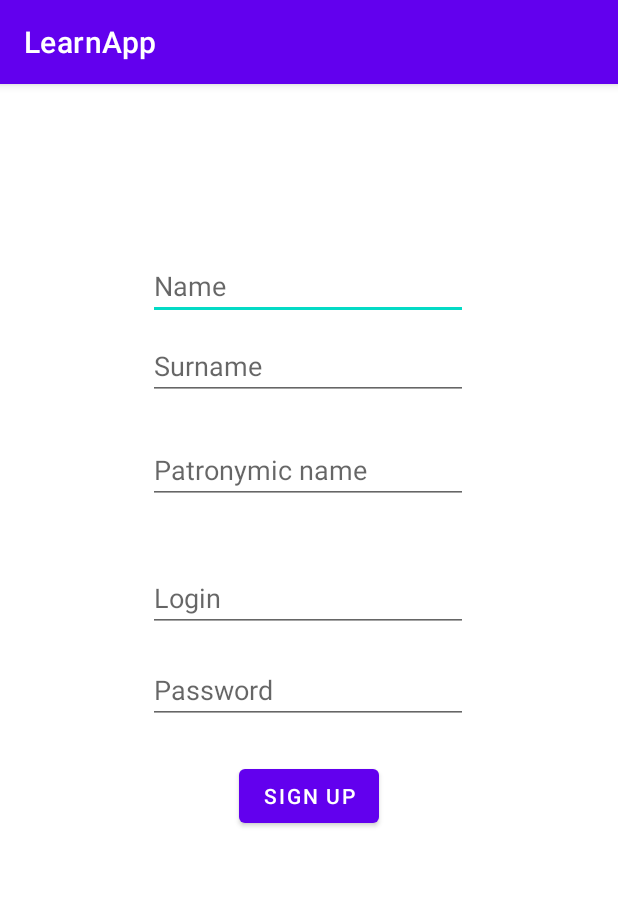
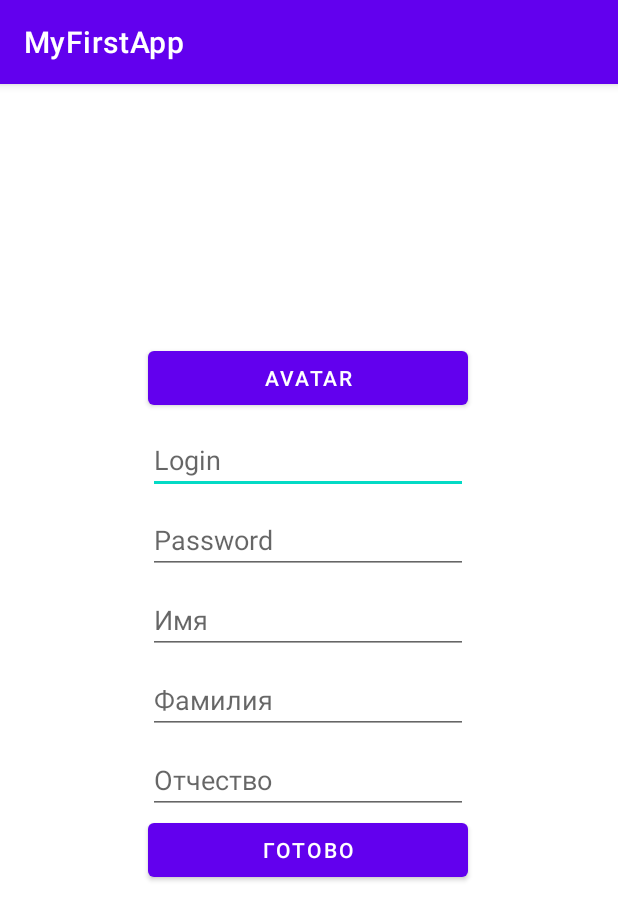
Before and after one commit to TOWj/KotlinSignTest, an Android app: the screen it shows after launch (RegistrationActivity before the commit, SignInUpAct after it), after a tap on "SIGN UP", on a phone screen of 412 x 824 dp. Shown: the top 920 px of the screen. Run offline under Robolectric (Android 15) with nearby library versions, the light colour scheme and no system bars; 1 other tap on this screen came first.

Commit message:
Change all

```diff
--- a/app/src/main/AndroidManifest.xml
+++ b/app/src/main/AndroidManifest.xml
@@ -14,7 +14,7 @@
         android:theme="@style/Theme.LearnApp"
         tools:targetApi="31" >
         <activity
-            android:name=".RegistrationActivity"
+            android:name=".SignInUpAct"
             android:exported="false" />
         <activity
             android:name=".MainActivity"
--- a/app/src/main/java/com/example/learnapp/RegistrationActivity.kt
+++ /dev/null
@@ -1,76 +0,0 @@
-package com.example.learnapp
-
-import android.app.Activity
-import android.content.Intent
-import androidx.appcompat.app.AppCompatActivity
-import android.os.Bundle
-import android.view.View
-import com.example.learnapp.databinding.ActivityRegistrationBinding
-
-class RegistrationActivity : AppCompatActivity() {
-
-    private lateinit var binding: ActivityRegistrationBinding
-    private lateinit var message: String
-
-
-    private var name: String = "default"
-    private var surname: String = "default"
-    private var patron: String = "default"
-    private lateinit var login: String
-    private lateinit var password: String
-
-    override fun onCreate(savedInstanceState: Bundle?) {
-        super.onCreate(savedInstanceState)
-
-        binding = ActivityRegistrationBinding.inflate(layoutInflater)
-        setContentView(binding.root)
-
-        message = intent.getStringExtra("keyword").toString()
-
-        if (message == "signIn") {
-            //if entering
-            binding.registrationBt.text = getString(R.string.sign_in)
-            binding.nameEt.visibility = View.INVISIBLE
-            binding.surnameEt.visibility = View.INVISIBLE
-            binding.patronicNameEt.visibility = View.INVISIBLE
-        } else if (message == "signUp") {
-            //if registry
-            binding.registrationBt.text = getString(R.string.sign_up)
-        }
-
-    }
-
-    fun onClickButton(view: View) {
-        val intent = Intent(this, MainActivity::class.java)
-        if (message == "signIn") {
-            //if entering
-
-            if (login == binding.loginEt.text.toString() && password == binding.passwordEt.text.toString()) {
-                intent.putExtra("name", name)
-                intent.putExtra("surname", surname)
-                intent.putExtra("patron", patron)
-                setResult(RESULT_OK, intent)
-            } else {
-                setResult(RESULT_CANCELED, intent)
-            }
-        } else if (message == "signUp") {
-            //if registry
-            name = binding.nameEt.text.toString()
-            surname = binding.surnameEt.text.toString()
-            patron = binding.patronicNameEt.text.toString()
-            login = binding.loginEt.text.toString()
-            password = binding.passwordEt.text.toString()
-            setResult(RESULT_OK, intent)
-            intent.putExtra("name", name)
-            intent.putExtra("surname", surname)
-            intent.putExtra("patron", patron)
-            intent.putExtra("login", login)
-            intent.putExtra("password", password)
-            finish()
-        } else {
-            setResult(Activity.RESULT_CANCELED, intent)
-            finish()
-        }
-        finish()
-    }
-}
--- /dev/null
+++ b/app/src/main/java/com/example/learnapp/SignInUpAct.kt
@@ -0,0 +1,65 @@
+package com.example.learnapp
+
+import android.content.Intent
+import androidx.appcompat.app.AppCompatActivity
+import android.os.Bundle
+import android.view.View
+import androidx.core.view.isVisible
+import com.example.learnapp.databinding.ActivitySignUpInBinding
+
+
+class SignInUpAct : AppCompatActivity() {
+    lateinit var bindingClass: ActivitySignUpInBinding
+    private var signState = "empty"
+
+    override fun onCreate(savedInstanceState: Bundle?) {
+        super.onCreate(savedInstanceState)
+        bindingClass = ActivitySignUpInBinding.inflate(layoutInflater)
+        setContentView(bindingClass.root)
+
+        signState = intent.getStringExtra(Constance.SIGN_STATE)!!
+        if(signState == Constance.SIGN_IN_STATE){
+
+            bindingClass.edName.visibility = View.GONE
+            bindingClass.edName2.visibility = View.GONE
+            bindingClass.edName3.visibility = View.GONE
+            bindingClass.bAvatar.visibility = View.INVISIBLE
+
+        }
+
+    }
+
+    fun onClickDone(view: View){
+
+        if(signState == Constance.SIGN_UP_STATE){
+
+            val intent = Intent()
+            intent.putExtra(Constance.LOGIN, bindingClass.edLogin.text.toString())
+            intent.putExtra(Constance.PASSWORD, bindingClass.edPassword.text.toString())
+            intent.putExtra(Constance.NAME, bindingClass.edName.text.toString())
+            intent.putExtra(Constance.NAME2, bindingClass.edName2.text.toString())
+            intent.putExtra(Constance.NAME3, bindingClass.edName3.text.toString())
+            if(bindingClass.imAvatar.isVisible)intent.putExtra(Constance.AVATAR_ID, R.drawable.one)
+            setResult(RESULT_OK, intent)
+            finish()
+
+        } else if(signState == Constance.SIGN_IN_STATE){
+
+            intent.putExtra(Constance.LOGIN, bindingClass.edLogin.text.toString())
+            intent.putExtra(Constance.PASSWORD, bindingClass.edPassword.text.toString())
+            setResult(RESULT_OK, intent)
+            finish()
+
+        }
+
+    }
+
+    fun onClickAvatar(view: View){
+
+        bindingClass.imAvatar.visibility = View.VISIBLE
+
+    }
+
+
+
+}
--- a/app/src/main/res/layout/activity_registration.xml
+++ /dev/null
@@ -1,86 +0,0 @@
-<?xml version="1.0" encoding="utf-8"?>
-<androidx.constraintlayout.widget.ConstraintLayout xmlns:android="http://schemas.android.com/apk/res/android"
-    xmlns:app="http://schemas.android.com/apk/res-auto"
-    xmlns:tools="http://schemas.android.com/tools"
-    android:layout_width="match_parent"
-    android:layout_height="match_parent"
-    tools:context=".RegistrationActivity">
-
-    <EditText
-        android:id="@+id/name_et"
-        android:layout_width="wrap_content"
-        android:layout_height="wrap_content"
-        android:layout_marginTop="112dp"
-        android:ems="10"
-        android:hint="Name"
-        android:inputType="textPersonName"
-        app:layout_constraintEnd_toEndOf="parent"
-        app:layout_constraintHorizontal_bias="0.497"
-        app:layout_constraintStart_toStartOf="parent"
-        app:layout_constraintTop_toTopOf="parent" />
-
-    <Button
-        android:id="@+id/registration_bt"
-        android:layout_width="wrap_content"
-        android:layout_height="wrap_content"
-        android:layout_marginTop="24dp"
-        android:onClick="onClickButton"
-        android:text="Register"
-        app:layout_constraintEnd_toEndOf="parent"
-        app:layout_constraintHorizontal_bias="0.501"
-        app:layout_constraintStart_toStartOf="parent"
-        app:layout_constraintTop_toBottomOf="@+id/password_et" />
-
-    <EditText
-        android:id="@+id/patronic_name_et"
-        android:layout_width="wrap_content"
-        android:layout_height="wrap_content"
-        android:layout_marginTop="24dp"
-        android:ems="10"
-        android:hint="Patronymic name"
-        android:inputType="textPersonName"
-        app:layout_constraintEnd_toEndOf="@+id/surname_et"
-        app:layout_constraintHorizontal_bias="0.0"
-        app:layout_constraintStart_toStartOf="@+id/surname_et"
-        app:layout_constraintTop_toBottomOf="@+id/surname_et" />
-
-    <EditText
-        android:id="@+id/login_et"
-        android:layout_width="wrap_content"
-        android:layout_height="wrap_content"
-        android:layout_marginTop="40dp"
-        android:ems="10"
-        android:hint="Login"
-        android:inputType="textPersonName"
-        app:layout_constraintEnd_toEndOf="@+id/patronic_name_et"
-        app:layout_constraintHorizontal_bias="0.0"
-        app:layout_constraintStart_toStartOf="@+id/patronic_name_et"
-        app:layout_constraintTop_toBottomOf="@+id/patronic_name_et" />
-
-    <EditText
-        android:id="@+id/password_et"
-        android:layout_width="wrap_content"
-        android:layout_height="wrap_content"
-        android:layout_marginTop="16dp"
-        android:ems="10"
-        android:hint="Password"
-        android:inputType="textPersonName"
-        app:layout_constraintEnd_toEndOf="@+id/login_et"
-        app:layout_constraintHorizontal_bias="0.0"
-        app:layout_constraintStart_toStartOf="@+id/login_et"
-        app:layout_constraintTop_toBottomOf="@+id/login_et" />
-
-    <EditText
-        android:id="@+id/surname_et"
-        android:layout_width="wrap_content"
-        android:layout_height="wrap_content"
-        android:layout_marginTop="8dp"
-        android:ems="10"
-        android:hint="Surname"
-        android:inputType="textPersonName"
-        app:layout_constraintEnd_toEndOf="@+id/name_et"
-        app:layout_constraintHorizontal_bias="0.0"
-        app:layout_constraintStart_toStartOf="@+id/name_et"
-        app:layout_constraintTop_toBottomOf="@+id/name_et" />
-
-</androidx.constraintlayout.widget.ConstraintLayout>
--- /dev/null
+++ b/app/src/main/res/layout/activity_sign_up_in.xml
@@ -0,0 +1,104 @@
+<?xml version="1.0" encoding="utf-8"?>
+<androidx.constraintlayout.widget.ConstraintLayout xmlns:android="http://schemas.android.com/apk/res/android"
+    xmlns:app="http://schemas.android.com/apk/res-auto"
+    xmlns:tools="http://schemas.android.com/tools"
+    android:layout_width="match_parent"
+    android:layout_height="match_parent"
+    tools:context=".SignInUpAct">
+
+    <ImageView
+        android:id="@+id/imAvatar"
+        android:layout_width="100dp"
+        android:layout_height="100dp"
+        android:layout_marginTop="72dp"
+        android:visibility="invisible"
+        app:layout_constraintEnd_toEndOf="parent"
+        app:layout_constraintHorizontal_bias="0.498"
+        app:layout_constraintStart_toStartOf="parent"
+        app:layout_constraintTop_toTopOf="parent"
+        app:srcCompat="@drawable/one" />
+
+    <Button
+        android:id="@+id/bAvatar"
+        android:layout_width="0dp"
+        android:layout_height="wrap_content"
+        android:onClick="onClickAvatar"
+        android:text="@string/avatar"
+        android:visibility="visible"
+        app:layout_constraintEnd_toEndOf="@+id/edLogin"
+        app:layout_constraintStart_toStartOf="@+id/edLogin"
+        app:layout_constraintTop_toBottomOf="@+id/imAvatar" />
+
+    <EditText
+        android:id="@+id/edLogin"
+        android:layout_width="wrap_content"
+        android:layout_height="wrap_content"
+        android:layout_marginTop="8dp"
+        android:ems="10"
+        android:hint="@string/login"
+        android:inputType="textPersonName"
+        app:layout_constraintEnd_toEndOf="@+id/imAvatar"
+        app:layout_constraintStart_toStartOf="@+id/imAvatar"
+        app:layout_constraintTop_toBottomOf="@+id/bAvatar" />
+
+    <EditText
+        android:id="@+id/edPassword"
+        android:layout_width="wrap_content"
+        android:layout_height="wrap_content"
+        android:layout_marginTop="8dp"
+        android:ems="10"
+        android:hint="@string/password"
+        android:inputType="textPassword"
+        app:layout_constraintEnd_toEndOf="@+id/edLogin"
+        app:layout_constraintStart_toStartOf="@+id/edLogin"
+        app:layout_constraintTop_toBottomOf="@+id/edLogin" />
+
+    <EditText
+        android:id="@+id/edName"
+        android:layout_width="wrap_content"
+        android:layout_height="wrap_content"
+        android:layout_marginTop="8dp"
+        android:ems="10"
+        android:hint="@string/name"
+        android:inputType="textPersonName"
+        android:visibility="visible"
+        app:layout_constraintEnd_toEndOf="@+id/edPassword"
+        app:layout_constraintStart_toStartOf="@+id/edPassword"
+        app:layout_constraintTop_toBottomOf="@+id/edPassword" />
+
+    <EditText
+        android:id="@+id/edName2"
+        android:layout_width="wrap_content"
+        android:layout_height="wrap_content"
+        android:layout_marginTop="8dp"
+        android:ems="10"
+        android:hint="@string/name2"
+        android:inputType="textPersonName"
+        android:visibility="visible"
+        app:layout_constraintEnd_toEndOf="@+id/edName"
+        app:layout_constraintStart_toStartOf="@+id/edName"
+        app:layout_constraintTop_toBottomOf="@+id/edName" />
+
+    <EditText
+        android:id="@+id/edName3"
+        android:layout_width="wrap_content"
+        android:layout_height="wrap_content"
+        android:layout_marginTop="8dp"
+        android:ems="10"
+        android:hint="@string/name3"
+        android:inputType="textPersonName"
+        android:visibility="visible"
+        app:layout_constraintEnd_toEndOf="@+id/edName2"
+        app:layout_constraintStart_toStartOf="@+id/edName2"
+        app:layout_constraintTop_toBottomOf="@+id/edName2" />
+
+    <Button
+        android:id="@+id/button2"
+        android:layout_width="0dp"
+        android:layout_height="wrap_content"
+        android:onClick="onClickDone"
+        android:text="@string/done"
+        app:layout_constraintEnd_toEndOf="@+id/edPassword"
+        app:layout_constraintStart_toStartOf="@+id/edPassword"
+        app:layout_constraintTop_toBottomOf="@+id/edName3" />
+</androidx.constraintlayout.widget.ConstraintLayout>
--- a/app/src/main/res/values/strings.xml
+++ b/app/src/main/res/values/strings.xml
@@ -1,9 +1,14 @@
 <resources>
-    <string name="app_name">LearnApp</string>
+    <string name="app_name">MyFirstApp</string>
     <string name="ok" translatable="false">OK</string>
-    <string name="hello_txt">Hello!</string>
-    <string name="user_photo" translatable="false">user_photo</string>
-    <string name="sign_in">Sign in</string>
-    <string name="sign_up">Sign up</string>
-
+    <string name="hello" translatable="false">Hello</string>
+    <string name="sign_in" translatable="false">Sign In</string>
+    <string name="sign_up" translatable="false">Sign Up</string>
+    <string name="avatar" translatable="false">Avatar</string>
+    <string name="login" translatable="false">Login</string>
+    <string name="password" translatable="false">Password</string>
+    <string name="name" translatable="false">Имя</string>
+    <string name="name2" translatable="false">Фамилия</string>
+    <string name="name3" translatable="false">Отчество</string>
+    <string name="done" translatable="false">Готово</string>
 </resources>
```
Also changed, not shown: app/src/main/java/com/example/learnapp/Constance.kt (+11 -10 lines), app/src/main/java/com/example/learnapp/MainActivity.kt (+73 -82 lines), app/src/main/res/layout/activity_main.xml (+39 -79 lines).
